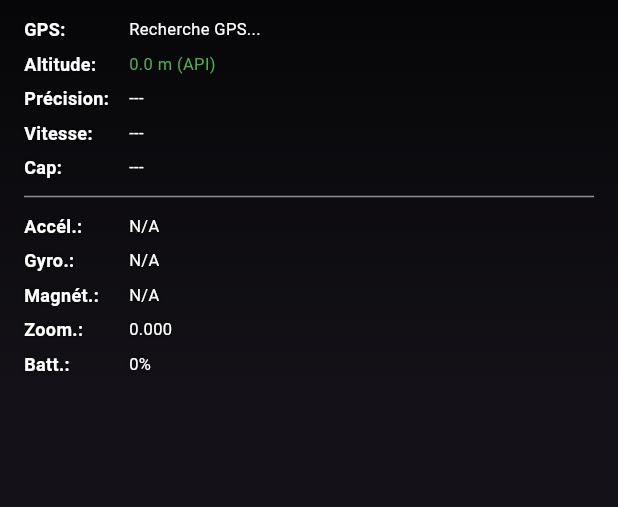
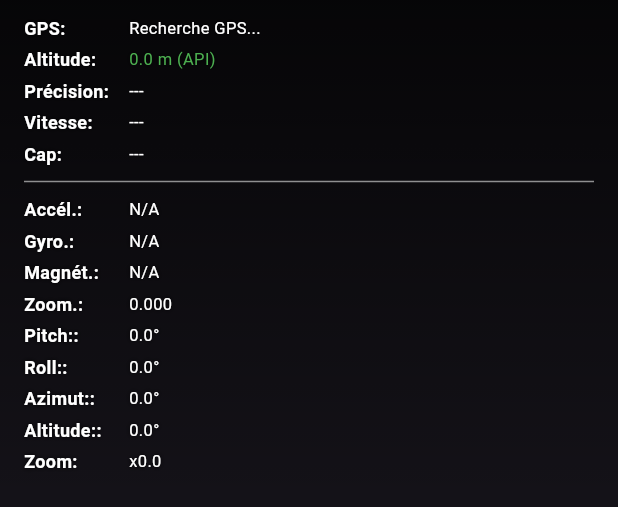
Before and after one commit to alifs-dev/moonpatrol, a Flutter app: the SensorOverlayWidget widget shown alone on an empty page, opened directly with empty values, on a phone screen of 412 x 824 dp. Shown: the top 507 px of the screen. Run offline on Flutter 3.47's test engine with Material 3 defaults, Android fonts, the phone set to English and light mode, and no system bars; our stand-ins replace battery_plus, camera, device_info_plus, flutter_dotenv, flutter_local_notifications, geolocator and 4 more; missing offline and left inert: gal.

Commit message:
add pitch roll...

```diff
--- /dev/null
+++ b/lib/models/orientation_data.dart
@@ -0,0 +1,20 @@
+class OrientationData {
+  final double pitch;
+  final double roll;
+  final double yaw; // azimut magnétique corrigé
+  final double altitude; // angle au-dessus de l’horizon
+
+  OrientationData({
+    required this.pitch,
+    required this.roll,
+    required this.yaw,
+    required this.altitude,
+  });
+
+  Map<String, dynamic> toJson() => {
+    'pitch_deg': pitch,
+    'roll_deg': roll,
+    'yaw_deg': yaw,
+    'altitude_deg': altitude,
+  };
+}
--- a/lib/screens/camera_screen.dart
+++ b/lib/screens/camera_screen.dart
@@ -134,6 +134,7 @@ class _CameraScreenState extends State<CameraScreen> {
         batteryLevel: _sensorService.batteryLevel,
         deviceInfo: _sensorService.deviceInfo,
         zoomLevel: _cameraService.currentZoomLevel,
+        orientation: _sensorService.orientation,
       );
 
       // Sauvegarder
@@ -196,8 +197,7 @@ class _CameraScreenState extends State<CameraScreen> {
     }
 
     return ResponsiveScaffold(
-      child: Scaffold(
-        body: Stack(
+      child: Stack(
         fit: StackFit.expand,
         children: [
           // Prévisualisation caméra
@@ -218,12 +218,12 @@ class _CameraScreenState extends State<CameraScreen> {
             magnetometer: _sensorService.magnetometer,
             batteryLevel: _sensorService.batteryLevel,
             zoomLevel: _zoomLevel,
+            orientation: _sensorService.orientation,
           ),
           MinimalCrosshair(),
           CameraButtonWidget(isCapturing: _isCapturing, onPressed: _takePicture),
         ],
       ),
-      ),
     );
   }
 }
--- a/lib/screens/responsive_scaffold.dart
+++ b/lib/screens/responsive_scaffold.dart
@@ -12,7 +12,7 @@ class ResponsiveScaffold extends StatelessWidget {
     super.key,
     required this.child,
     this.backgroundColor,
-    this.hasGradient = true,
+    this.hasGradient = false,
     this.gradientColors,
     this.appBar,
   });
@@ -23,6 +23,7 @@ class ResponsiveScaffold extends StatelessWidget {
     final padding = MediaQuery.of(context).padding;
 
     return Scaffold(
+      backgroundColor: backgroundColor ?? Colors.blue.shade900,
       resizeToAvoidBottomInset: false,
       appBar: appBar,
       body: SafeArea(
--- a/lib/services/camera_service.dart
+++ b/lib/services/camera_service.dart
@@ -13,8 +13,17 @@ class CameraService {
 
   double get currentZoomLevel => _currentZoomLevel;
 
+  double _currentZoom = 1.0;
+  double get currentZoom => _currentZoom;
+
   void setZoomLevel(double zoom) {
     _currentZoomLevel = zoom;
+  }
+
+  Future<void> setZoom(double zoom) async {
+    if (_controller == null) return;
+    _currentZoom = zoom;
+    await _controller!.setZoomLevel(zoom);
   }
 
   /// Initialiser la caméra
--- /dev/null
+++ b/lib/services/orientation_service.dart
@@ -0,0 +1,29 @@
+import 'dart:math';
+import 'package:sensors_plus/sensors_plus.dart';
+import '../models/orientation_data.dart';
+
+class OrientationService {
+  OrientationData? compute({
+    required AccelerometerEvent accel,
+    required GyroscopeEvent gyro,
+    required MagnetometerEvent mag,
+  }) {
+    // --- Inclinaison (accéléro)
+    final pitch = atan2(accel.x, sqrt(accel.y * accel.y + accel.z * accel.z));
+
+    final roll = atan2(accel.y, accel.z);
+
+    // --- Azimut (magnétomètre)
+    final yaw = atan2(mag.y, mag.x);
+
+    // --- Altitude caméra (astronomie)
+    final altitude = pi / 2 - pitch.abs();
+
+    return OrientationData(
+      pitch: pitch * 180 / pi,
+      roll: roll * 180 / pi,
+      yaw: (yaw * 180 / pi + 360) % 360,
+      altitude: altitude * 180 / pi,
+    );
+  }
+}
--- a/lib/widgets/crosshair_widget.dart
+++ b/lib/widgets/crosshair_widget.dart
@@ -116,119 +116,6 @@ class CrosshairPainter extends CustomPainter {
 }
 
 // ============================================================
-// EXEMPLES D'UTILISATION dans camera_screen.dart
-// ============================================================
-
-/*
-// Exemple 1 : Utilisation de base
-Stack(
-  children: [
-    CameraPreview(_controller),
-    SensorOverlayWidget(sensorData: _sensorData),
-    CrosshairWidget(), // ← Ajout simple
-  ],
-)
-
-// Exemple 2 : Personnalisation basique
-Stack(
-  children: [
-    CameraPreview(_controller),
-    SensorOverlayWidget(sensorData: _sensorData),
-    CrosshairWidget(
-      color: Colors.red,
-      size: 50.0,
-    ),
-  ],
-)
-
-// Exemple 3 : Style militaire
-Stack(
-  children: [
-    CameraPreview(_controller),
-    SensorOverlayWidget(sensorData: _sensorData),
-    CrosshairWidget(
-      color: Colors.green,
-      size: 60.0,
-      strokeWidth: 2.5,
-      gapSize: 15.0,
-      showCircle: true,
-      opacity: 0.9,
-    ),
-  ],
-)
-
-// Exemple 4 : Style minimaliste
-Stack(
-  children: [
-    CameraPreview(_controller),
-    SensorOverlayWidget(sensorData: _sensorData),
-    CrosshairWidget(
-      color: Colors.white,
-      size: 30.0,
-      strokeWidth: 1.5,
-      gapSize: 8.0,
-      showCircle: false,
-      opacity: 0.6,
-    ),
-  ],
-)
-
-// Exemple 5 : Avec animation pulsante
-class CameraScreenWithAnimatedCrosshair extends StatefulWidget {
-  @override
-  State<CameraScreenWithAnimatedCrosshair> createState() =>
-      _CameraScreenWithAnimatedCrosshairState();
-}
-
-class _CameraScreenWithAnimatedCrosshairState
-    extends State<CameraScreenWithAnimatedCrosshair>
-    with SingleTickerProviderStateMixin {
-
-  late AnimationController _controller;
-  late Animation<double> _animation;
-
-  @override
-  void initState() {
-    super.initState();
-    _controller = AnimationController(
-      duration: const Duration(milliseconds: 1500),
-      vsync: this,
-    )..repeat(reverse: true);
-
-    _animation = Tween<double>(begin: 0.5, end: 1.0).animate(
-      CurvedAnimation(parent: _controller, curve: Curves.easeInOut),
-    );
-  }
-
-  @override
-  void dispose() {
-    _controller.dispose();
-    super.dispose();
-  }
-
-  @override
-  Widget build(BuildContext context) {
-    return Stack(
-      children: [
-        CameraPreview(_cameraController),
-        SensorOverlayWidget(sensorData: _sensorData),
-        AnimatedBuilder(
-          animation: _animation,
-          builder: (context, child) {
-            return CrosshairWidget(
-              color: Colors.green,
-              size: 50.0,
-              opacity: _animation.value,
-            );
-          },
-        ),
-      ],
-    );
-  }
-}
-*/
-
-// ============================================================
 // VARIANTES DE STYLES PRÉDÉFINIS
 // ============================================================
 
--- a/lib/widgets/sensor_overlay_widget.dart
+++ b/lib/widgets/sensor_overlay_widget.dart
@@ -1,5 +1,7 @@
 import 'package:flutter/material.dart';
 import 'package:geolocator/geolocator.dart';
+import 'package:moonpatrol/models/orientation_data.dart';
+import 'package:moonpatrol/utils/logger/debug_log.dart';
 import 'package:sensors_plus/sensors_plus.dart';
 
 /// Widget affichant les données des capteurs en overlay
@@ -11,6 +13,8 @@ class SensorOverlayWidget extends StatelessWidget {
   final MagnetometerEvent? magnetometer;
   final int? batteryLevel;
   final double? zoomLevel;
+  final OrientationData? orientation;
+  final double? zoom;
 
   const SensorOverlayWidget({
     super.key,
@@ -21,6 +25,8 @@ class SensorOverlayWidget extends StatelessWidget {
     this.magnetometer,
     this.batteryLevel,
     this.zoomLevel,
+    this.orientation,
+    this.zoom,
   });
 
   String _formatAltitude() {
@@ -114,7 +120,25 @@ class SensorOverlayWidget extends StatelessWidget {
                   : 'N/A',
             ),
             _buildSensorRow('Zoom.', zoomLevel!.toStringAsFixed(3)),
-            _buildSensorRow('Batt.', batteryLevel != null ? '$batteryLevel%' : 'N/A'),
+            _buildSensorRow(
+              'Pitch:',
+              orientation != null ? '${orientation!.pitch.toStringAsFixed(1)}°' : 'N/A',
+            ),
+            _buildSensorRow(
+              'Roll:',
+              orientation != null ? '${orientation!.roll.toStringAsFixed(1)}°' : 'N/A',
+            ),
+            _buildSensorRow(
+              'Azimut:',
+              orientation != null ? '${orientation!.yaw.toStringAsFixed(1)}°' : 'N/A',
+            ),
+            _buildSensorRow(
+              'Altitude:',
+              orientation != null
+                  ? '${orientation!.altitude.toStringAsFixed(1)}°'
+                  : 'N/A',
+            ),
+            if (zoom != null) _buildSensorRow('Zoom', 'x${zoom!.toStringAsFixed(1)}'),
           ],
         ),
       ),
@@ -123,7 +147,7 @@ class SensorOverlayWidget extends StatelessWidget {
 
   Widget _buildSensorRow(String label, String value, {Color color = Colors.white}) {
     return Padding(
-      padding: const EdgeInsets.symmetric(vertical: 3),
+      padding: const EdgeInsets.symmetric(vertical: 2),
       child: Row(
         children: [
           SizedBox(
```
Also changed, not shown: lib/features/http/localhost.dart (added, +9 -0 lines), lib/main.dart (+1 -8 lines), lib/models/device_info_data.dart (added, +17 -0 lines), lib/models/sensor_data.dart (+6 -20 lines), lib/screens/home_screen.dart (+4 -11 lines), lib/screens/permission_screen.dart (+3 -9 lines), lib/screens/splash_screen.dart (+0 -12 lines), lib/services/dot.env_service.dart (+5 -5 lines), lib/services/elevation_service.dart (+19 -19 lines), lib/services/sensor_service.dart (+25 -10 lines). Lines whose indentation alone changed are shown as unchanged.
